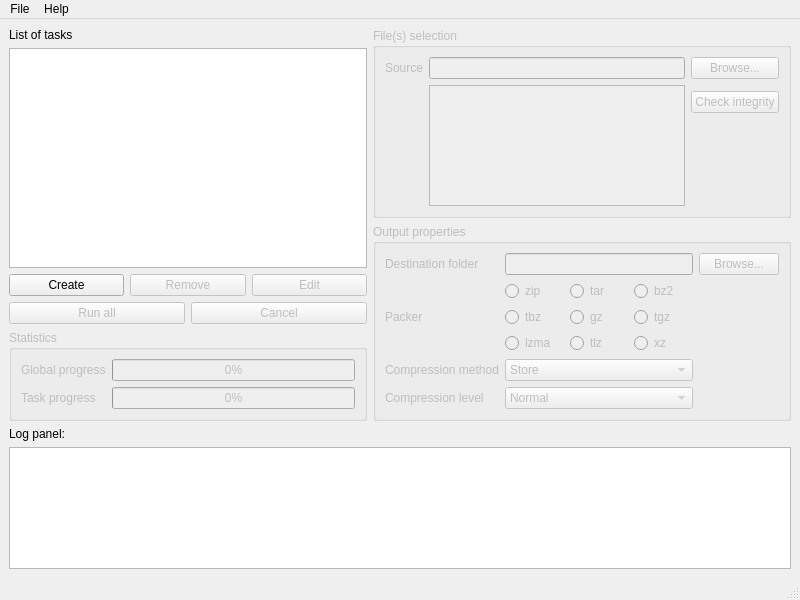
The window that resources/ui/main_window.ui (mnchapel/packy) describes before a commit, drawn with Qt 5.
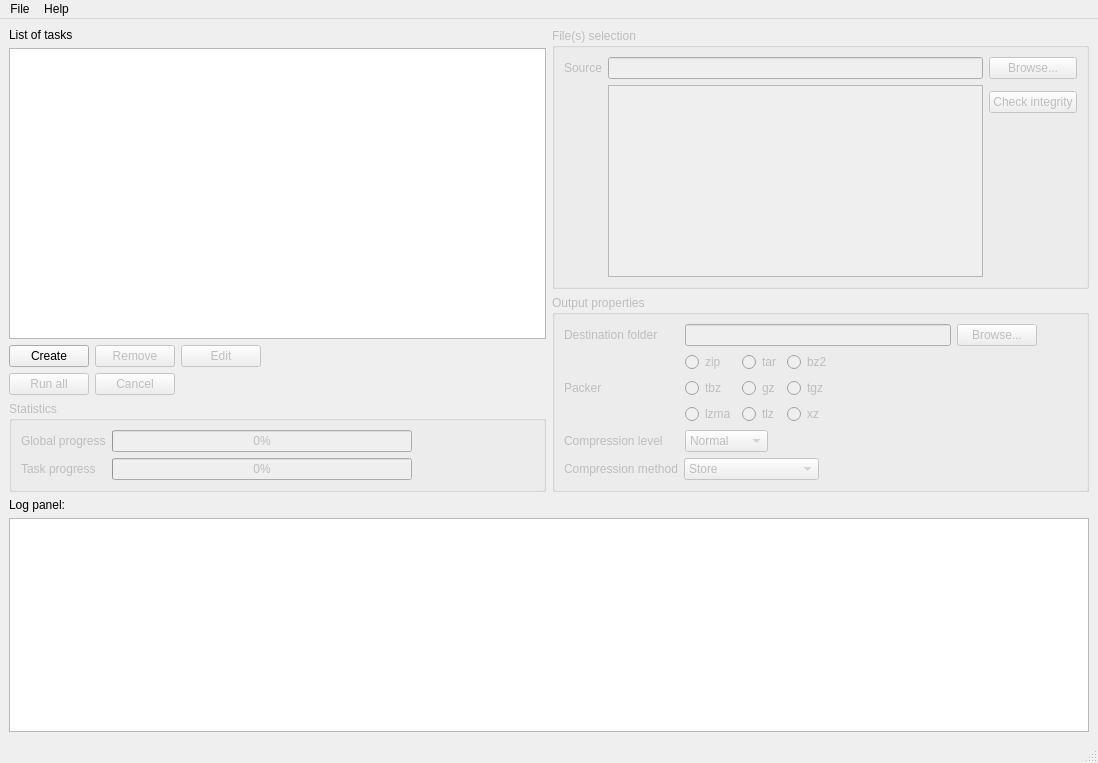
The same window after the commit.

The edit to the form file:
```diff
--- a/resources/ui/main_window.ui
+++ b/resources/ui/main_window.ui
@@ -6,8 +6,8 @@
    <rect>
     <x>0</x>
     <y>0</y>
-    <width>800</width>
-    <height>600</height>
+    <width>1098</width>
+    <height>763</height>
    </rect>
   </property>
   <property name="windowTitle">
@@ -33,7 +33,7 @@
       <item>
        <widget class="QPlainTextEdit" name="log_panel">
         <property name="focusPolicy">
-         <enum>Qt::NoFocus</enum>
+         <enum>Qt::FocusPolicy::NoFocus</enum>
         </property>
        </widget>
       </item>
@@ -56,31 +56,10 @@
          <bool>false</bool>
         </property>
         <layout class="QGridLayout" name="gridLayout_2">
-         <item row="0" column="1">
-          <widget class="QLineEdit" name="line_edit_source">
-           <property name="readOnly">
-            <bool>true</bool>
-           </property>
-          </widget>
-         </item>
-         <item row="0" column="0">
-          <widget class="QLabel" name="label_source">
-           <property name="text">
-            <string>Source</string>
-           </property>
-          </widget>
-         </item>
-         <item row="0" column="2">
-          <widget class="QPushButton" name="push_button_source">
-           <property name="text">
-            <string>Browse...</string>
-           </property>
-          </widget>
-         </item>
          <item row="3" column="2">
           <spacer name="verticalSpacer">
            <property name="orientation">
-            <enum>Qt::Vertical</enum>
+            <enum>Qt::Orientation::Vertical</enum>
            </property>
            <property name="sizeHint" stdset="0">
             <size>
@@ -90,16 +69,61 @@
            </property>
           </spacer>
          </item>
-         <item row="1" column="1" rowspan="3">
-          <widget class="QTreeView" name="tree_view_source"/>
+         <item row="0" column="1">
+          <widget class="QLineEdit" name="line_edit_source">
+           <property name="sizePolicy">
+            <sizepolicy hsizetype="Expanding" vsizetype="Preferred">
+             <horstretch>0</horstretch>
+             <verstretch>0</verstretch>
+            </sizepolicy>
+           </property>
+           <property name="readOnly">
+            <bool>true</bool>
+           </property>
+          </widget>
+         </item>
+         <item row="0" column="0">
+          <widget class="QLabel" name="label_source">
+           <property name="sizePolicy">
+            <sizepolicy hsizetype="Minimum" vsizetype="Preferred">
+             <horstretch>0</horstretch>
+             <verstretch>0</verstretch>
+            </sizepolicy>
+           </property>
+           <property name="text">
+            <string>Source</string>
+           </property>
+          </widget>
          </item>
          <item row="2" column="2">
           <widget class="QPushButton" name="push_button_check_integrity">
+           <property name="sizePolicy">
+            <sizepolicy hsizetype="Minimum" vsizetype="Preferred">
+             <horstretch>0</horstretch>
+             <verstretch>0</verstretch>
+            </sizepolicy>
+           </property>
            <property name="text">
             <string>Check integrity</string>
            </property>
           </widget>
          </item>
+         <item row="1" column="1" rowspan="3">
+          <widget class="QTreeView" name="tree_view_source"/>
+         </item>
+         <item row="0" column="2">
+          <widget class="QPushButton" name="push_button_source">
+           <property name="sizePolicy">
+            <sizepolicy hsizetype="Minimum" vsizetype="Preferred">
+             <horstretch>0</horstretch>
+             <verstretch>0</verstretch>
+            </sizepolicy>
+           </property>
+           <property name="text">
+            <string>Browse...</string>
+           </property>
+          </widget>
+         </item>
         </layout>
        </widget>
       </item>
@@ -111,36 +135,97 @@
         <property name="title">
          <string>Output properties</string>
         </property>
-        <layout class="QGridLayout" name="gridLayout_3">
-         <item row="1" column="0">
-          <widget class="QLabel" name="label_packer">
-           <property name="text">
-            <string>Packer</string>
-           </property>
-          </widget>
-         </item>
-         <item row="4" column="0">
-          <widget class="QLabel" name="label_compression_method">
-           <property name="text">
-            <string>Compression method</string>
-           </property>
-          </widget>
-         </item>
-         <item row="5" column="0">
-          <widget class="QLabel" name="label_compression_level">
-           <property name="text">
-            <string>Compression level</string>
-           </property>
-          </widget>
-         </item>
-         <item row="0" column="0">
+        <layout class="QVBoxLayout" name="verticalLayout">
+         <item>
+          <layout class="QHBoxLayout" name="horizontalLayout" stretch="0,1,0,0">
+           <item>
           <widget class="QLabel" name="label_destination">
+             <property name="sizePolicy">
+              <sizepolicy hsizetype="Minimum" vsizetype="Preferred">
+               <horstretch>0</horstretch>
+               <verstretch>0</verstretch>
+              </sizepolicy>
+             </property>
+             <property name="minimumSize">
+              <size>
+               <width>115</width>
+               <height>0</height>
+              </size>
+             </property>
            <property name="text">
             <string>Destination folder</string>
            </property>
           </widget>
          </item>
-         <item row="1" column="1">
+           <item>
+            <widget class="QLineEdit" name="line_edit_destination">
+             <property name="sizePolicy">
+              <sizepolicy hsizetype="Minimum" vsizetype="Fixed">
+               <horstretch>0</horstretch>
+               <verstretch>0</verstretch>
+              </sizepolicy>
+             </property>
+             <property name="maximumSize">
+              <size>
+               <width>300</width>
+               <height>16777215</height>
+              </size>
+             </property>
+             <property name="readOnly">
+              <bool>true</bool>
+             </property>
+            </widget>
+           </item>
+           <item>
+            <widget class="QPushButton" name="push_button_destination">
+             <property name="sizePolicy">
+              <sizepolicy hsizetype="Minimum" vsizetype="Preferred">
+               <horstretch>0</horstretch>
+               <verstretch>0</verstretch>
+              </sizepolicy>
+             </property>
+             <property name="text">
+              <string>Browse...</string>
+             </property>
+            </widget>
+           </item>
+           <item>
+            <spacer name="horizontalSpacer_5">
+             <property name="orientation">
+              <enum>Qt::Orientation::Horizontal</enum>
+             </property>
+             <property name="sizeHint" stdset="0">
+              <size>
+               <width>40</width>
+               <height>20</height>
+              </size>
+             </property>
+            </spacer>
+           </item>
+          </layout>
+         </item>
+         <item>
+          <layout class="QHBoxLayout" name="horizontalLayout_2" stretch="0,0,1">
+           <item>
+            <widget class="QLabel" name="label_packer">
+             <property name="sizePolicy">
+              <sizepolicy hsizetype="Minimum" vsizetype="Preferred">
+               <horstretch>0</horstretch>
+               <verstretch>0</verstretch>
+              </sizepolicy>
+             </property>
+             <property name="minimumSize">
+              <size>
+               <width>115</width>
+               <height>0</height>
+              </size>
+             </property>
+             <property name="text">
+              <string>Packer</string>
+             </property>
+            </widget>
+           </item>
+           <item>
           <layout class="QGridLayout" name="glayout_packer">
            <item row="0" column="1">
             <widget class="QRadioButton" name="rbutton_tar">
@@ -234,34 +319,50 @@
            </item>
           </layout>
          </item>
-         <item row="0" column="1">
-          <widget class="QLineEdit" name="line_edit_destination">
-           <property name="readOnly">
-            <bool>true</bool>
-           </property>
-          </widget>
-         </item>
-         <item row="4" column="1">
-          <widget class="QComboBox" name="cbox_compression_method">
            <item>
-            <property name="text">
-             <string>Store</string>
-            </property>
-           </item>
-           <item>
-            <property name="text">
-             <string>Deflate</string>
-            </property>
+            <spacer name="horizontalSpacer_6">
+             <property name="orientation">
+              <enum>Qt::Orientation::Horizontal</enum>
+             </property>
+             <property name="sizeHint" stdset="0">
+              <size>
+               <width>40</width>
+               <height>20</height>
+              </size>
+             </property>
+            </spacer>
            </item>
+          </layout>
+         </item>
            <item>
+          <layout class="QHBoxLayout" name="horizontalLayout_3" stretch="0,0,1">
+           <item>
+            <widget class="QLabel" name="label_compression_level">
+             <property name="sizePolicy">
+              <sizepolicy hsizetype="Minimum" vsizetype="Preferred">
+               <horstretch>0</horstretch>
+               <verstretch>0</verstretch>
+              </sizepolicy>
+             </property>
+             <property name="minimumSize">
+              <size>
+               <width>115</width>
+               <height>0</height>
+              </size>
+             </property>
             <property name="text">
-             <string>Optimal (2x slower)</string>
-            </property>
-           </item>
-          </widget>
-         </item>
-         <item row="5" column="1">
+              <string>Compression level</string>
+             </property>
+            </widget>
+           </item>
+           <item>
           <widget class="QComboBox" name="cbox_compression_level">
+             <property name="sizePolicy">
+              <sizepolicy hsizetype="Minimum" vsizetype="Fixed">
+               <horstretch>0</horstretch>
+               <verstretch>0</verstretch>
+              </sizepolicy>
+             </property>
            <item>
             <property name="text">
              <string>Normal</string>
@@ -284,12 +385,75 @@
            </item>
           </widget>
          </item>
-         <item row="0" column="2">
-          <widget class="QPushButton" name="push_button_destination">
+           <item>
+            <spacer name="horizontalSpacer_7">
+             <property name="orientation">
+              <enum>Qt::Orientation::Horizontal</enum>
+             </property>
+             <property name="sizeHint" stdset="0">
+              <size>
+               <width>40</width>
+               <height>20</height>
+              </size>
+             </property>
+            </spacer>
+           </item>
+          </layout>
+         </item>
+         <item>
+          <layout class="QHBoxLayout" name="horizontalLayout_4" stretch="0,0,1">
+           <item>
+            <widget class="QLabel" name="label_compression_method">
+             <property name="sizePolicy">
+              <sizepolicy hsizetype="Minimum" vsizetype="Preferred">
+               <horstretch>0</horstretch>
+               <verstretch>0</verstretch>
+              </sizepolicy>
+             </property>
            <property name="text">
-            <string>Browse...</string>
-           </property>
-          </widget>
+              <string>Compression method</string>
+             </property>
+            </widget>
+           </item>
+           <item>
+            <widget class="QComboBox" name="cbox_compression_method">
+             <property name="sizePolicy">
+              <sizepolicy hsizetype="Minimum" vsizetype="Fixed">
+               <horstretch>0</horstretch>
+               <verstretch>0</verstretch>
+              </sizepolicy>
+             </property>
+             <item>
+              <property name="text">
+               <string>Store</string>
+              </property>
+             </item>
+             <item>
+              <property name="text">
+               <string>Deflate</string>
+              </property>
+             </item>
+             <item>
+              <property name="text">
+               <string>Optimal (2x slower)</string>
+              </property>
+             </item>
+            </widget>
+           </item>
+           <item>
+            <spacer name="horizontalSpacer_8">
+             <property name="orientation">
+              <enum>Qt::Orientation::Horizontal</enum>
+             </property>
+             <property name="sizeHint" stdset="0">
+              <size>
+               <width>40</width>
+               <height>20</height>
+              </size>
+             </property>
+            </spacer>
+           </item>
+          </layout>
          </item>
         </layout>
        </widget>
@@ -308,7 +472,7 @@
       <item>
        <widget class="QTableView" name="table_view_session">
         <property name="focusPolicy">
-         <enum>Qt::NoFocus</enum>
+         <enum>Qt::FocusPolicy::NoFocus</enum>
         </property>
         <property name="styleSheet">
          <string notr="true">QTableView { selection-color: #FFFFFF; selection-background-color:  #696969 }</string>
@@ -317,10 +481,10 @@
          <number>1</number>
         </property>
         <property name="selectionMode">
-         <enum>QAbstractItemView::SingleSelection</enum>
+         <enum>QAbstractItemView::SelectionMode::SingleSelection</enum>
         </property>
         <property name="selectionBehavior">
-         <enum>QAbstractItemView::SelectRows</enum>
+         <enum>QAbstractItemView::SelectionBehavior::SelectRows</enum>
         </property>
         <attribute name="horizontalHeaderStretchLastSection">
          <bool>true</bool>
@@ -334,6 +498,12 @@
        <layout class="QHBoxLayout" name="hlayout_task_management">
         <item>
          <widget class="QPushButton" name="push_button_create">
+          <property name="sizePolicy">
+           <sizepolicy hsizetype="Minimum" vsizetype="Preferred">
+            <horstretch>0</horstretch>
+            <verstretch>0</verstretch>
+           </sizepolicy>
+          </property>
           <property name="text">
            <string>Create</string>
           </property>
@@ -344,6 +514,12 @@
           <property name="enabled">
            <bool>false</bool>
           </property>
+          <property name="sizePolicy">
+           <sizepolicy hsizetype="Minimum" vsizetype="Preferred">
+            <horstretch>0</horstretch>
+            <verstretch>0</verstretch>
+           </sizepolicy>
+          </property>
           <property name="text">
            <string>Remove</string>
           </property>
@@ -354,11 +530,30 @@
           <property name="enabled">
            <bool>false</bool>
           </property>
+          <property name="sizePolicy">
+           <sizepolicy hsizetype="Minimum" vsizetype="Preferred">
+            <horstretch>0</horstretch>
+            <verstretch>0</verstretch>
+           </sizepolicy>
+          </property>
           <property name="text">
            <string>Edit</string>
           </property>
          </widget>
         </item>
+        <item>
+         <spacer name="horizontalSpacer">
+          <property name="orientation">
+           <enum>Qt::Orientation::Horizontal</enum>
+          </property>
+          <property name="sizeHint" stdset="0">
+           <size>
+            <width>40</width>
+            <height>20</height>
+           </size>
+          </property>
+         </spacer>
+        </item>
        </layout>
       </item>
       <item>
@@ -369,7 +564,7 @@
            <bool>false</bool>
           </property>
           <property name="sizePolicy">
-           <sizepolicy hsizetype="Minimum" vsizetype="Fixed">
+           <sizepolicy hsizetype="Minimum" vsizetype="Preferred">
             <horstretch>0</horstretch>
             <verstretch>0</verstretch>
            </sizepolicy>
@@ -385,7 +580,7 @@
            <bool>false</bool>
           </property>
           <property name="sizePolicy">
-           <sizepolicy hsizetype="Minimum" vsizetype="Fixed">
+           <sizepolicy hsizetype="Minimum" vsizetype="Preferred">
             <horstretch>0</horstretch>
             <verstretch>0</verstretch>
            </sizepolicy>
@@ -395,6 +590,19 @@
           </property>
          </widget>
         </item>
+        <item>
+         <spacer name="horizontalSpacer_2">
+          <property name="orientation">
+           <enum>Qt::Orientation::Horizontal</enum>
+          </property>
+          <property name="sizeHint" stdset="0">
+           <size>
+            <width>40</width>
+            <height>20</height>
+           </size>
+          </property>
+         </spacer>
+        </item>
        </layout>
       </item>
       <item>
@@ -405,16 +613,18 @@
         <property name="title">
          <string>Statistics</string>
         </property>
-        <layout class="QGridLayout" name="gridLayout">
-         <item row="1" column="1">
-          <widget class="QProgressBar" name="pbar_task_progress">
-           <property name="value">
-            <number>0</number>
-           </property>
-          </widget>
-         </item>
+        <layout class="QGridLayout" name="gridLayout" columnstretch="0,1,0">
+         <property name="sizeConstraint">
+          <enum>QLayout::SizeConstraint::SetMinimumSize</enum>
+         </property>
          <item row="1" column="0">
           <widget class="QLabel" name="label_task_progress">
+           <property name="sizePolicy">
+            <sizepolicy hsizetype="Minimum" vsizetype="Preferred">
+             <horstretch>0</horstretch>
+             <verstretch>0</verstretch>
+            </sizepolicy>
+           </property>
            <property name="text">
             <string>Task progress</string>
            </property>
@@ -422,6 +632,37 @@
          </item>
          <item row="0" column="1">
           <widget class="QProgressBar" name="pbar_global_progress">
+           <property name="sizePolicy">
+            <sizepolicy hsizetype="Minimum" vsizetype="Preferred">
+             <horstretch>0</horstretch>
+             <verstretch>0</verstretch>
+            </sizepolicy>
+           </property>
+           <property name="maximumSize">
+            <size>
+             <width>300</width>
+             <height>16777215</height>
+            </size>
+           </property>
+           <property name="value">
+            <number>0</number>
+           </property>
+          </widget>
+         </item>
+         <item row="1" column="1">
+          <widget class="QProgressBar" name="pbar_task_progress">
+           <property name="sizePolicy">
+            <sizepolicy hsizetype="Minimum" vsizetype="Preferred">
+             <horstretch>0</horstretch>
+             <verstretch>0</verstretch>
+            </sizepolicy>
+           </property>
+           <property name="maximumSize">
+            <size>
+             <width>300</width>
+             <height>16777215</height>
+            </size>
+           </property>
            <property name="value">
             <number>0</number>
            </property>
@@ -429,11 +670,49 @@
          </item>
          <item row="0" column="0">
           <widget class="QLabel" name="label_global_progress">
+           <property name="sizePolicy">
+            <sizepolicy hsizetype="Minimum" vsizetype="Preferred">
+             <horstretch>0</horstretch>
+             <verstretch>0</verstretch>
+            </sizepolicy>
+           </property>
            <property name="text">
             <string>Global progress</string>
            </property>
           </widget>
          </item>
+         <item row="0" column="2">
+          <spacer name="horizontalSpacer_3">
+           <property name="orientation">
+            <enum>Qt::Orientation::Horizontal</enum>
+           </property>
+           <property name="sizeType">
+            <enum>QSizePolicy::Policy::Expanding</enum>
+           </property>
+           <property name="sizeHint" stdset="0">
+            <size>
+             <width>40</width>
+             <height>20</height>
+            </size>
+           </property>
+          </spacer>
+         </item>
+         <item row="1" column="2">
+          <spacer name="horizontalSpacer_4">
+           <property name="orientation">
+            <enum>Qt::Orientation::Horizontal</enum>
+           </property>
+           <property name="sizeType">
+            <enum>QSizePolicy::Policy::Expanding</enum>
+           </property>
+           <property name="sizeHint" stdset="0">
+            <size>
+             <width>40</width>
+             <height>20</height>
+            </size>
+           </property>
+          </spacer>
+         </item>
         </layout>
        </widget>
       </item>
@@ -446,7 +725,7 @@
     <rect>
      <x>0</x>
      <y>0</y>
-     <width>800</width>
+     <width>1098</width>
      <height>22</height>
     </rect>
    </property>
```
Lines whose indentation alone changed are shown as unchanged.
